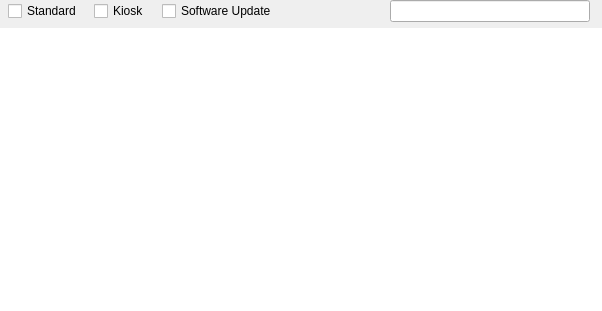
Qt form FWAdminLib/AssociationsWidget.ui (fw-dev/translations) before a commit.
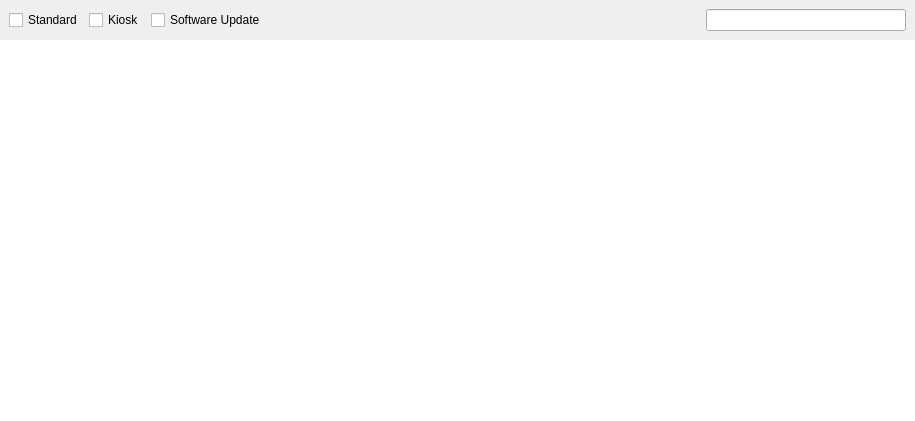
The same form after that commit. Custom widgets are drawn as their Qt base class.

The edit to the form file:
```diff
--- a/FWAdminLib/AssociationsWidget.ui
+++ b/FWAdminLib/AssociationsWidget.ui
@@ -6,36 +6,23 @@
    <rect>
     <x>0</x>
     <y>0</y>
-    <width>602</width>
-    <height>311</height>
+    <width>915</width>
+    <height>421</height>
    </rect>
   </property>
   <property name="windowTitle">
    <string>Form</string>
   </property>
   <layout class="QVBoxLayout" name="verticalLayout">
+   <property name="spacing">
+    <number>0</number>
+   </property>
    <property name="margin">
     <number>0</number>
    </property>
    <item>
-    <layout class="QHBoxLayout" name="searchBoxLayout">
-     <property name="spacing">
-      <number>-1</number>
-     </property>
-     <property name="leftMargin">
-      <number>8</number>
-     </property>
-     <property name="rightMargin">
-      <number>12</number>
-     </property>
-     <item>
-      <layout class="QHBoxLayout" name="horizontalLayout_3" stretch="0,0,0">
-       <property name="spacing">
-        <number>12</number>
-       </property>
-       <property name="sizeConstraint">
-        <enum>QLayout::SetMinimumSize</enum>
-       </property>
+    <widget class="ViewSearchHeader" name="header" native="true">
+     <layout class="QHBoxLayout" name="horizontalLayout">
        <item>
         <widget class="FWCheckBox" name="cbAssociationsStandard">
          <property name="enabled">
@@ -78,8 +65,6 @@
          </property>
         </widget>
        </item>
-      </layout>
-     </item>
      <item>
       <spacer name="searchSpacer">
        <property name="orientation">
@@ -91,18 +76,15 @@
        <property name="sizeHint" stdset="0">
         <size>
          <width>0</width>
-         <height>0</height>
+          <height>13</height>
         </size>
        </property>
       </spacer>
      </item>
      <item>
-      <widget class="CircularProgressIndicator" name="circularProgressIndicator" native="true">
-       <property name="minimumSize">
-        <size>
-         <width>20</width>
-         <height>12</height>
-        </size>
+       <widget class="QLabel" name="label_2">
+        <property name="text">
+         <string/>
        </property>
       </widget>
      </item>
@@ -114,11 +96,6 @@
          <bold>true</bold>
         </font>
        </property>
-       <property name="styleSheet">
-        <string notr="true">QLabel {
-margin-right: 5px
-}</string>
-       </property>
        <property name="text">
         <string/>
        </property>
@@ -144,6 +121,7 @@
       </widget>
      </item>
     </layout>
+    </widget>
    </item>
    <item>
     <widget class="AssociationsView" name="associationsList">
@@ -185,9 +163,9 @@
    <header>FileWaveGuiLib/searchlineedit/searchlineedit.h</header>
   </customwidget>
   <customwidget>
-   <class>CircularProgressIndicator</class>
+   <class>ViewSearchHeader</class>
    <extends>QWidget</extends>
-   <header>FileWaveGuiLib/circularprogressindicator.h</header>
+   <header>FWAdminLib/ViewSearchHeader.h</header>
    <container>1</container>
   </customwidget>
   <customwidget>
```
Lines whose indentation alone changed are shown as unchanged.
